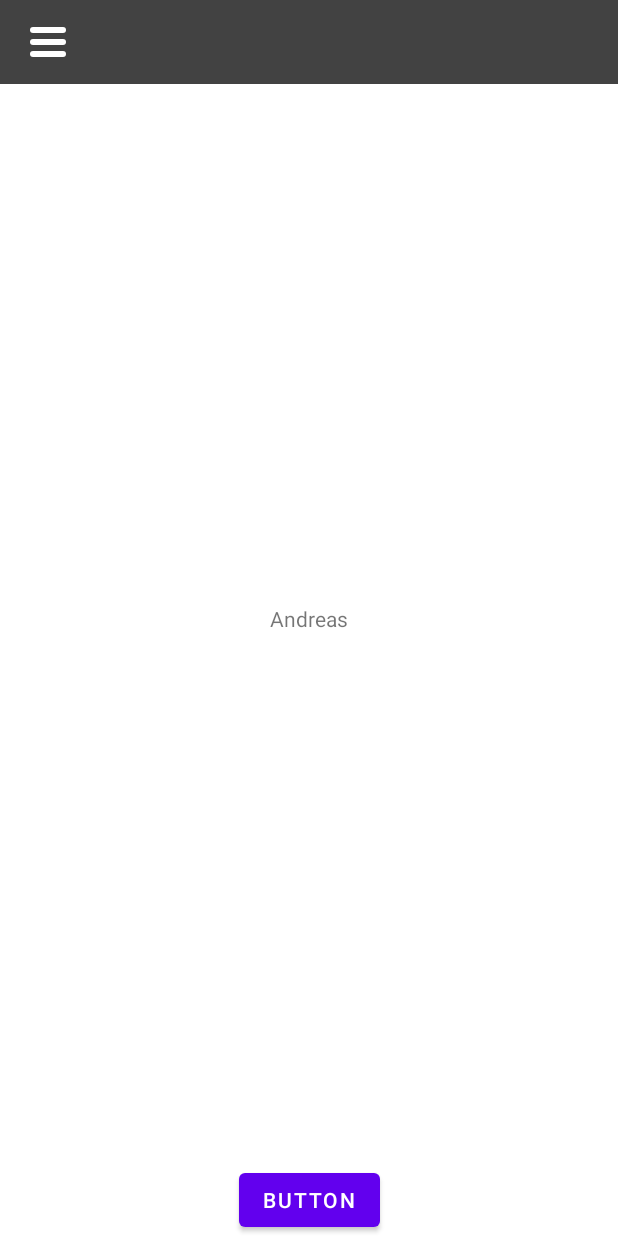
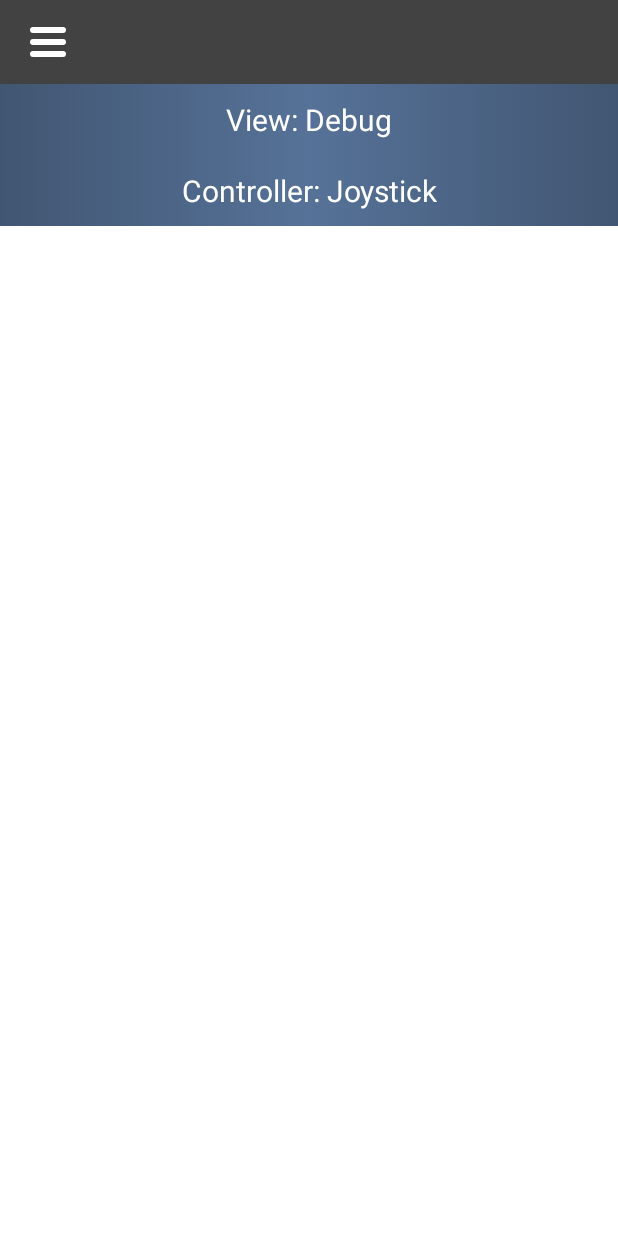
Before and after one commit to azaqis/Turtle, an Android app: the screen it shows after launch (MainActivity before the commit, ControllerActivity after it), on a phone screen of 412 x 824 dp. Run offline under Robolectric (Android 15) with nearby library versions, the phone set to English and light mode, and no system bars.

Commit message:
Fungerande top-bar samt spinner
Fungerande top-bar samt spinner, ska utvecklas med weight, fragment mm.

```diff
--- a/app/build.gradle
+++ b/app/build.gradle
@@ -46,6 +46,7 @@ dependencies {
     implementation 'androidx.navigation:navigation-ui:2.2.2'
     implementation 'androidx.lifecycle:lifecycle-livedata-ktx:2.2.0'
     implementation 'androidx.lifecycle:lifecycle-viewmodel-ktx:2.2.0'
+    implementation 'androidx.legacy:legacy-support-v4:1.0.0'
     testImplementation 'junit:junit:4.+'
     androidTestImplementation 'androidx.test.ext:junit:1.1.2'
     androidTestImplementation 'androidx.test.espresso:espresso-core:3.3.0'
--- a/app/src/main/java/se/anad19ps/student/turtle/ControllerActivity.kt
+++ b/app/src/main/java/se/anad19ps/student/turtle/ControllerActivity.kt
@@ -19,14 +19,23 @@ class ControllerActivity : AppCompatActivity(), AdapterView.OnItemSelectedListen
 
         HamburgerMenu().setUpHamburgerMenu(this, navView, drawerLayout, hamburgerMenuIcon)
 
-        val spinner = findViewById<Spinner>(R.id.spinnerView)
-        val adapter = ArrayAdapter.createFromResource(
+        val spinnerSpinnerView = findViewById<Spinner>(R.id.spinnerView)
+        val adapterSpinnerView = ArrayAdapter.createFromResource(
             this,
             R.array.controllerSpinnerView, R.layout.controller_spinner_layout
         )
-        adapter.setDropDownViewResource(R.layout.controller_spinner_dropdown_layout)
-        spinner.adapter = adapter
-        spinner.onItemSelectedListener = this
+        adapterSpinnerView.setDropDownViewResource(R.layout.controller_spinner_dropdown_layout)
+        spinnerSpinnerView.adapter = adapterSpinnerView
+        spinnerSpinnerView.onItemSelectedListener = this
+
+        val spinnerSpinnerController = findViewById<Spinner>(R.id.spinnerController)
+        val adapterSpinnerController = ArrayAdapter.createFromResource(
+            this,
+            R.array.controllerSpinnerController, R.layout.controller_spinner_layout
+        )
+        adapterSpinnerController.setDropDownViewResource(R.layout.controller_spinner_dropdown_layout)
+        spinnerSpinnerController.adapter = adapterSpinnerController
+        spinnerSpinnerController.onItemSelectedListener = this
     }
 
     override fun onItemSelected(parent: AdapterView<*>?, view: View?, position: Int, id: Long) {
--- a/app/src/main/java/se/anad19ps/student/turtle/MainActivity.kt
+++ b/app/src/main/java/se/anad19ps/student/turtle/MainActivity.kt
@@ -13,8 +13,8 @@ class MainActivity : AppCompatActivity() {
 
         HamburgerMenu().setUpHamburgerMenu(this, navView, drawerLayout, hamburgerMenuIcon)
 
-        //val intent = Intent(this, ControllerActivity::class.java)
-        //startActivity(intent)
+        val intent = Intent(this, ControllerActivity::class.java)
+        startActivity(intent)
 
     }
 }
--- /dev/null
+++ b/app/src/main/res/drawable/rounded_style_fragment.xml
@@ -0,0 +1,6 @@
+<?xml version="1.0" encoding="utf-8"?>
+<shape xmlns:android="http://schemas.android.com/apk/res/android">
+
+    <corners android:radius="50dp"/>
+
+</shape>
--- a/app/src/main/res/layout/activity_controller.xml
+++ b/app/src/main/res/layout/activity_controller.xml
@@ -6,22 +6,36 @@
     android:layout_height="match_parent"
     tools:context=".ControllerActivity">
 
-    <Spinner
-        android:id="@+id/spinnerView"
-        android:background="@drawable/gradient_background_spinner"
+    <LinearLayout
+        android:id="@+id/linearLayout1"
         android:layout_width="match_parent"
         android:layout_height="wrap_content"
-        app:layout_constraintLeft_toLeftOf="parent"
-        app:layout_constraintRight_toRightOf="parent"
-        app:layout_constraintTop_toBottomOf="@id/top_barr"/>
+        android:orientation="vertical"
+        app:layout_constraintStart_toStartOf="parent"
+        app:layout_constraintEnd_toEndOf="parent"
+        app:layout_constraintTop_toTopOf="parent">
+
+        <include
+            layout="@layout/top_bar">
+        </include>
+
+        <Spinner
+            android:id="@+id/spinnerView"
+            android:layout_width="match_parent"
+            android:layout_height="wrap_content"
+            android:background="@drawable/gradient_background_spinner" />
+
+        <Spinner
+            android:id="@+id/spinnerController"
+            android:layout_width="match_parent"
+            android:layout_height="wrap_content"
+            android:background="@drawable/gradient_background_spinner" />
+
+
+    </LinearLayout>
 
     <include
-        android:id="@+id/top_barr"
-        layout="@layout/top_bar">
+        layout="@layout/drawer_layout">
     </include>
 
-    <include
-        android:id="@+id/draaaawer"
-        layout="@layout/drawer_layout">
-    </include>
 </androidx.constraintlayout.widget.ConstraintLayout>
--- a/app/src/main/res/layout/controller_spinner_dropdown_layout.xml
+++ b/app/src/main/res/layout/controller_spinner_dropdown_layout.xml
@@ -4,7 +4,6 @@
     android:layout_height="match_parent"
     android:text="Hej"
     android:textSize="20sp"
-    android:textAlignment="center"
     android:padding="10dp"
     android:background="@drawable/gradient_background_spinner"
     android:textColor="@android:color/white">
--- a/app/src/main/res/layout/controller_spinner_layout.xml
+++ b/app/src/main/res/layout/controller_spinner_layout.xml
@@ -4,6 +4,7 @@
     android:layout_height="match_parent"
     android:text="Hej"
     android:textSize="20sp"
+    android:textAlignment="center"
     android:padding="10dp"
     android:textColor="@android:color/white">
 
--- a/app/src/main/res/values/strings.xml
+++ b/app/src/main/res/values/strings.xml
@@ -29,4 +29,11 @@
         <item>View: Speedometer</item>
         <item>View: Ultrasonic Sensor</item>
     </string-array>
+
+    <string-array name="controllerSpinnerController">
+        <item>Controller: Joystick</item>
+        <item>Controller: Arrow-buttons</item>
+    </string-array>
+    <!-- TODO: Remove or change this placeholder text -->
+    <string name="hello_blank_fragment">Hello blank fragment</string>
 </resources>
```
Also changed, not shown: app/src/main/java/se/anad19ps/student/turtle/ControllerTopFragment.kt (added, +59 -0 lines), app/src/main/res/layout/fragment_controller_top.xml (added, +19 -0 lines).
